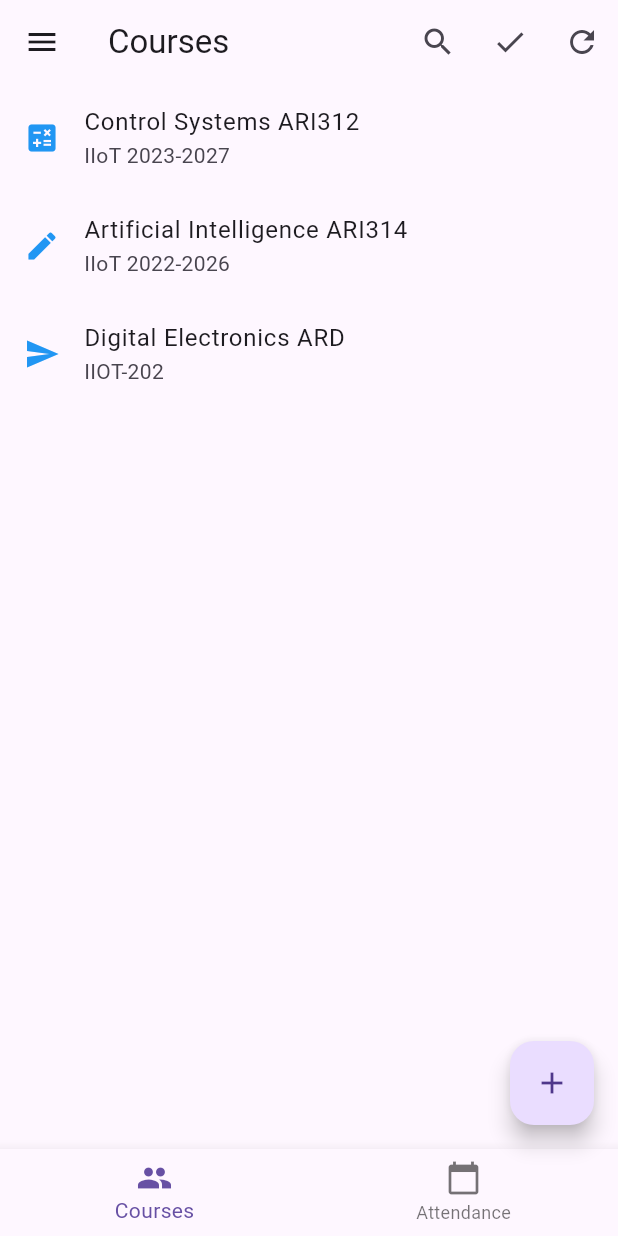
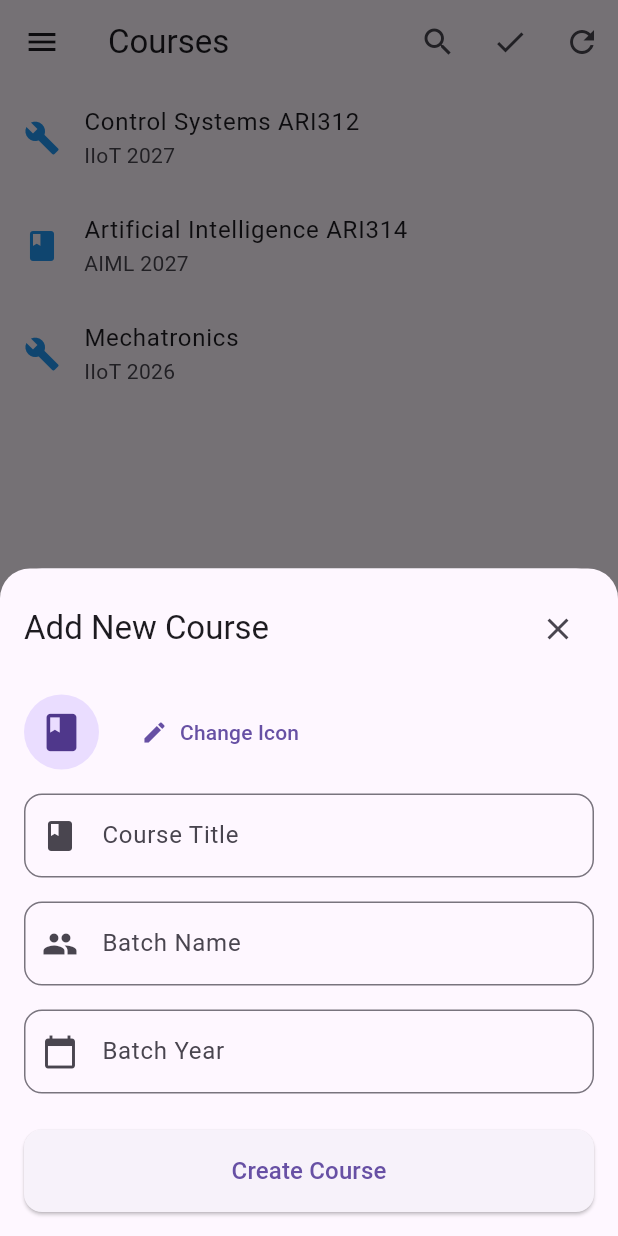
Before and after one commit to ShubhamDevPro/Smart_RollCall_Flutter, a Flutter app: the screen it shows after launch, after a tap on the "add" icon, on a phone screen of 412 x 824 dp. Run offline on Flutter 3.47's test engine with Material 3 defaults, Android fonts, the phone set to English and light mode, and no system bars; our stand-ins replace cloud_firestore, firebase_auth, firebase_core; accounts and stored records are empty.

Commit message:
modal added

```diff
--- a/lib/main.dart
+++ b/lib/main.dart
@@ -1,9 +1,8 @@
 import 'package:flutter/material.dart';
-import 'package:smart_roll_call_flutter/screens/AttendanceScreen.dart';
 import 'package:smart_roll_call_flutter/screens/homescreen.dart';
 
 void main() {
-  runApp(MyApp());
+  runApp(const MyApp());
 }
 
 class MyApp extends StatelessWidget {
--- a/lib/models/student.dart
+++ b/lib/models/student.dart
@@ -1,8 +1,22 @@
+import 'package:cloud_firestore/cloud_firestore.dart';
+
 class Student {
   final String name;
-  final String rollNumber;
+  final String enrollNumber;
   bool isPresent;
 
-  Student(
-      {required this.name, required this.rollNumber, this.isPresent = false});
+  Student({
+    required this.name,
+    required this.enrollNumber,
+    this.isPresent = false,
+  });
+
+  factory Student.fromFirestore(DocumentSnapshot doc) {
+    Map data = doc.data() as Map;
+    return Student(
+      name: data['name'] ?? '',
+      enrollNumber: data['enrollNumber'] ?? '',
+      isPresent: data['isPresent'] ?? false,
+    );
+  }
 }
--- a/lib/screens/AttendanceScreen.dart
+++ b/lib/screens/AttendanceScreen.dart
@@ -7,17 +7,17 @@ class AttendanceScreen extends StatefulWidget {
 
 class _AttendanceScreenState extends State<AttendanceScreen> {
   final List<Student> students = [
-    Student(name: 'Shubham Dev', rollNumber: '001'),
-    Student(name: 'Karan Bhatia', rollNumber: '002'),
-    Student(name: 'Chaitanya Gupta', rollNumber: '003'),
-    Student(name: 'Deepak Kumar', rollNumber: '004'),
-    Student(name: 'Avani Jain', rollNumber: '005'),
-    Student(name: 'Naveen Sharma', rollNumber: '006'),
-    Student(name: 'Harsh Thakur', rollNumber: '007'),
-    Student(name: 'Vasudev Sharma', rollNumber: '008'),
-    Student(name: 'Ayush Vishwakarma', rollNumber: '009'),
-    Student(name: 'Dhruv Srivastava', rollNumber: '010'),
-    Student(name: 'Shashikant Sharma', rollNumber: '011'),
+    Student(name: 'Shubham Dev', enrollNumber: '001', isPresent: false),
+    Student(name: 'Karan Bhatia', enrollNumber: '002', isPresent: false),
+    Student(name: 'Chaitanya Gupta', enrollNumber: '003', isPresent: false),
+    Student(name: 'Deepak Kumar', enrollNumber: '004', isPresent: false),
+    Student(name: 'Avani Jain', enrollNumber: '005', isPresent: false),
+    Student(name: 'Naveen Sharma', enrollNumber: '006', isPresent: false),
+    Student(name: 'Harsh Thakur', enrollNumber: '007', isPresent: false),
+    Student(name: 'Vasudev Sharma', enrollNumber: '008', isPresent: false),
+    Student(name: 'Ayush Vishwakarma', enrollNumber: '009', isPresent: false),
+    Student(name: 'Dhruv Srivastava', enrollNumber: '010', isPresent: false),
+    Student(name: 'Shashikant Sharma', enrollNumber: '011', isPresent: false),
   ];
 
   int presentCount = 0;
@@ -179,7 +179,7 @@ class _AttendanceScreenState extends State<AttendanceScreen> {
                     borderRadius: BorderRadius.circular(16),
                   ),
                 ),
-                child: Row(
+                child:const Row(
                   mainAxisAlignment: MainAxisAlignment.center,
                   children: const [
                     Icon(Icons.save_rounded),
@@ -274,7 +274,7 @@ class _StudentCardState extends State<StudentCard> {
           widget.student.name,
           style: const TextStyle(fontWeight: FontWeight.w500),
         ),
-        subtitle: Text('Roll No: ${widget.student.rollNumber}'),
+        subtitle: Text('Enrollment No: ${widget.student.enrollNumber}'),
         trailing: Transform.scale(
           scale: 1.2,
           child: Checkbox(
--- /dev/null
+++ b/lib/screens/CourseModal.dart
@@ -0,0 +1,200 @@
+import 'package:flutter/material.dart';
+
+class CourseModal extends StatefulWidget {
+  final Function(String title, String batchName, String batchYear, IconData iconData) onSave;
+  final String? initialTitle;
+  final String? initialBatchName;
+  final String? initialBatchYear;
+  final IconData? initialIcon;
+
+  const CourseModal({
+    super.key,
+    required this.onSave,
+    this.initialTitle,
+    this.initialBatchName,
+    this.initialBatchYear,
+    this.initialIcon,
+  });
+
+  @override
+  State<CourseModal> createState() => _CourseModalState();
+}
+
+class _CourseModalState extends State<CourseModal> {
+  late final titleController = TextEditingController(text: widget.initialTitle);
+  late final batchNameController = TextEditingController(text: widget.initialBatchName);
+  late final batchYearController = TextEditingController(text: widget.initialBatchYear);
+  late IconData selectedIcon = widget.initialIcon ?? Icons.book;
+
+  @override
+  Widget build(BuildContext context) {
+    return Container(
+      padding: EdgeInsets.only(
+        bottom: MediaQuery.of(context).viewInsets.bottom + 16,
+        left: 16,
+        right: 16,
+        top: 16,
+      ),
+      decoration: BoxDecoration(
+        color: Theme.of(context).scaffoldBackgroundColor,
+        borderRadius: const BorderRadius.vertical(top: Radius.circular(20)),
+      ),
+      child: Column(
+        mainAxisSize: MainAxisSize.min,
+        crossAxisAlignment: CrossAxisAlignment.stretch,
+        children: [
+          Row(
+            children: [
+              Text(
+                widget.initialTitle == null ? 'Add New Course' : 'Edit Course',
+                style: Theme.of(context).textTheme.titleLarge,
+              ),
+              const Spacer(),
+              IconButton(
+                onPressed: () => Navigator.pop(context),
+                icon: const Icon(Icons.close),
+              ),
+            ],
+          ),
+          const SizedBox(height: 20),
+          // Icon selector
+          Row(
+            children: [
+              CircleAvatar(
+                radius: 25,
+                child: Icon(selectedIcon, size: 30),
+              ),
+              const SizedBox(width: 16),
+              TextButton.icon(
+                onPressed: () => _showIconPicker(context),
+                icon: const Icon(Icons.edit),
+                label: const Text('Change Icon'),
+              ),
+            ],
+          ),
+          const SizedBox(height: 16),
+          TextField(
+            controller: titleController,
+            decoration: InputDecoration(
+              labelText: 'Course Title',
+              border: OutlineInputBorder(
+                borderRadius: BorderRadius.circular(12),
+              ),
+              prefixIcon: const Icon(Icons.book),
+            ),
+            textCapitalization: TextCapitalization.words,
+          ),
+          const SizedBox(height: 16),
+          TextField(
+            controller: batchNameController,
+            decoration: InputDecoration(
+              labelText: 'Batch Name',
+              border: OutlineInputBorder(
+                borderRadius: BorderRadius.circular(12),
+              ),
+              prefixIcon: const Icon(Icons.group),
+            ),
+            textCapitalization: TextCapitalization.words,
+          ),
+          const SizedBox(height: 16),
+          TextField(
+            controller: batchYearController,
+            decoration: InputDecoration(
+              labelText: 'Batch Year',
+              border: OutlineInputBorder(
+                borderRadius: BorderRadius.circular(12),
+              ),
+              prefixIcon: const Icon(Icons.calendar_today),
+            ),
+            keyboardType: TextInputType.number,
+          ),
+          const SizedBox(height: 24),
+          ElevatedButton(
+            onPressed: _validateAndSave,
+            style: ElevatedButton.styleFrom(
+              padding: const EdgeInsets.symmetric(vertical: 16),
+              shape: RoundedRectangleBorder(
+                borderRadius: BorderRadius.circular(12),
+              ),
+            ),
+            child: Text(
+              widget.initialTitle == null ? 'Create Course' : 'Update Course',
+              style: const TextStyle(fontSize: 16),
+            ),
+          ),
+        ],
+      ),
+    );
+  }
+
+  void _validateAndSave() {
+    if (titleController.text.isEmpty ||
+        batchNameController.text.isEmpty ||
+        batchYearController.text.isEmpty) {
+      ScaffoldMessenger.of(context).showSnackBar(
+        const SnackBar(
+          content: Text('Please fill in all fields'),
+          behavior: SnackBarBehavior.floating,
+        ),
+      );
+      return;
+    }
+
+    widget.onSave(
+      titleController.text,
+      batchNameController.text,
+      batchYearController.text,
+      selectedIcon,
+    );
+  }
+
+  void _showIconPicker(BuildContext context) {
+    final List<IconData> icons = [
+      Icons.build,    // wrench/tool icon
+      Icons.book,     // book icon
+    ];
+
+    showDialog(
+      context: context,
+      builder: (context) => AlertDialog(
+        title: const Text('Select Icon'),
+        content: Wrap(
+          spacing: 16,
+          runSpacing: 16,
+          children: icons.map((icon) => _buildIconOption(icon)).toList(),
+        ),
+        actions: [
+          TextButton(
+            onPressed: () => Navigator.pop(context),
+            child: const Text('Cancel'),
+          ),
+        ],
+      ),
+    );
+  }
+
+  Widget _buildIconOption(IconData icon) {
+    final isSelected = selectedIcon == icon;
+    return InkWell(
+      onTap: () {
+        setState(() => selectedIcon = icon);
+        Navigator.pop(context);
+      },
+      child: Container(
+        padding: const EdgeInsets.all(8),
+        decoration: BoxDecoration(
+          color: isSelected ? Theme.of(context).primaryColor.withOpacity(0.1) : null,
+          border: isSelected
+              ? Border.all(color: Theme.of(context).primaryColor)
+              : null,
+          borderRadius: BorderRadius.circular(8),
+        ),
+        child: Icon(
+          icon,
+          size: 30,
+          color: isSelected ? Theme.of(context).primaryColor : null,
+        ),
+      ),
+    );
+  }
+}
--- a/lib/screens/homescreen.dart
+++ b/lib/screens/homescreen.dart
@@ -1,19 +1,7 @@
 import 'package:flutter/material.dart';
 import 'package:smart_roll_call_flutter/screens/AttendanceScreen.dart';
 import 'package:smart_roll_call_flutter/screens/AttendanceHistory.dart';
-
-void main() {
-  runApp(MyApp());
-}
-
-class MyApp extends StatelessWidget {
-  @override
-  Widget build(BuildContext context) {
-    return MaterialApp(
-      home: MyHomePage(),
-    );
-  }
-}
+import 'package:smart_roll_call_flutter/screens/CourseModal.dart';
 
 class MyHomePage extends StatefulWidget {
   @override
@@ -23,19 +11,22 @@ class MyHomePage extends StatefulWidget {
 class _MyHomePageState extends State<MyHomePage> {
   List<Map<String, dynamic>> courses = [
     {
-      'icon': Icons.calculate,
+      'icon': Icons.build,
       'title': 'Control Systems ARI312',
-      'subtitle': 'IIoT 2023-2027',
+      'batchName': 'IIoT',
+      'batchYear': 2027,
     },
     {
-      'icon': Icons.edit,
+      'icon': Icons.book_rounded,
       'title': 'Artificial Intelligence ARI314',
-      'subtitle': 'IIoT 2022-2026',
+      'batchName': 'AIML',
+      'batchYear': 2027,
     },
     {
-      'icon': Icons.send,
-      'title': 'Digital Electronics ARD',
-      'subtitle': 'IIOT-202',
+      'icon': Icons.build,
+      'title': 'Mechatronics',
+      'batchName': 'IIoT',
+      'batchYear': 2026,
     },
   ];
 
@@ -70,19 +61,44 @@ class _MyHomePageState extends State<MyHomePage> {
             context: context,
             icon: courses[index]['icon'],
             title: courses[index]['title'],
-            subtitle: courses[index]['subtitle'],
+            batchName: courses[index]['batchName'],
+            batchYear: courses[index]['batchYear'],
             index: index,
           );
         },
       ),
       floatingActionButton: FloatingActionButton(
-        onPressed: () {}, // No action needed for now
-        child: Icon(Icons.add),
+        onPressed: () {
+          showModalBottomSheet(
+            context: context,
+            isScrollControlled: true,
+            builder: (context) => CourseModal(
+              onSave: (title, batchName, batchYear, iconData) {
+                setState(() {
+                  courses.add({
+                    'icon': iconData,
+                    'title': title,
+                    'batchName': batchName,
+                    'batchYear': int.parse(batchYear),
+                  });
+                });
+                Navigator.pop(context);
+                ScaffoldMessenger.of(context).showSnackBar(
+                  SnackBar(
+                    content: Text('Course "$title" added successfully'),
+                    behavior: SnackBarBehavior.floating,
+                  ),
+                );
+              },
+            ),
+          );
+        },
+        child: const Icon(Icons.add),
       ),
       bottomNavigationBar: BottomNavigationBar(
         currentIndex: 0, // Currently selected index
         onTap: (index) {}, // No action needed for now
-        items: [
+        items: const [
           BottomNavigationBarItem(
             icon: Icon(Icons.group),
             label: 'Courses',
@@ -100,13 +116,13 @@ class _MyHomePageState extends State<MyHomePage> {
     required BuildContext context,
     required IconData icon,
     required String title,
-    required String subtitle,
+    required String batchName,
+    required int batchYear,
     required int index,
   }) {
     return Dismissible(
-      key: Key(title), // Using title as unique key
+      key: Key(title),
       confirmDismiss: (direction) async {
-        // Show confirmation dialog
         return await showDialog(
           context: context,
           builder: (BuildContext context) {
@@ -120,19 +136,14 @@ class _MyHomePageState extends State<MyHomePage> {
                 ),
                 TextButton(
                   onPressed: () => Navigator.of(context).pop(true),
-                  child: const Text(
-                    'Delete',
-                    style: TextStyle(color: Colors.red),
-                  ),
+                  child: const Text('Delete', style: TextStyle(color: Colors.red)),
                 ),
               ],
             );
           },
         );
       },
-      onDismissed: (direction) {
-        onDismissed(index);
-      },
+      onDismissed: (direction) => onDismissed(index),
       background: Container(
         color: Colors.red,
         child: const Align(
@@ -146,63 +157,30 @@ class _MyHomePageState extends State<MyHomePage> {
       child: ListTile(
         leading: Icon(icon, color: Colors.blue),
         title: Text(title),
-        subtitle: Text(subtitle),
+        subtitle: Text('$batchName $batchYear'),
         onTap: () => _showCourseOptions(context, title),
-        onLongPress: () => _showEditDialog(context, title, subtitle, index),
-      ),
-    );
-  }
-
-  void _showEditDialog(BuildContext context, String currentTitle, String currentSubtitle, int index) {
-    final titleController = TextEditingController(text: currentTitle);
-    final subtitleController = TextEditingController(text: currentSubtitle);
-
-    showDialog(
-      context: context,
-      builder: (context) => AlertDialog(
-        title: const Text('Edit Course'),
-        content: Column(
-          mainAxisSize: MainAxisSize.min,
-          children: [
-            TextField(
-              controller: titleController,
-              decoration: const InputDecoration(
-                labelText: 'Course Title',
-                border: OutlineInputBorder(),
-              ),
+        onLongPress: () {
+          showModalBottomSheet(
+            context: context,
+            isScrollControlled: true,
+            builder: (context) => CourseModal(
+              initialTitle: title,
+              initialBatchName: batchName,
+              initialBatchYear: batchYear.toString(),
+              initialIcon: courses[index]['icon'],
+              onSave: (title, batchName, batchYear, iconData) {
+                setState(() {
+                  courses[index] = {
+                    'icon': iconData,
+                    'title': title,
+                    'batchName': batchName,
+                    'batchYear': int.parse(batchYear),
+                  };
+                });
+              },
             ),
-            const SizedBox(height: 16),
-            TextField(
-              controller: subtitleController,
-              decoration: const InputDecoration(
-                labelText: 'Course Subtitle',
-                border: OutlineInputBorder(),
-              ),
-            ),
-          ],
-        ),
-        actions: [
-          TextButton(
-            onPressed: () => Navigator.of(context).pop(),
-            child: const Text('Cancel'),
-          ),
-          TextButton(
-            onPressed: () {
-              setState(() {
-                courses[index] = {
-                  'icon': courses[index]['icon'],
-                  'title': titleController.text,
-                  'subtitle': subtitleController.text,
-                };
-              });
-              Navigator.of(context).pop();
-              ScaffoldMessenger.of(context).showSnackBar(
-                const SnackBar(content: Text('Course updated successfully')),
-              );
-            },
-            child: const Text('Save'),
-          ),
-        ],
+          );
+        },
       ),
     );
   }
--- a/pubspec.yaml
+++ b/pubspec.yaml
@@ -2,7 +2,7 @@ name: smart_roll_call_flutter
 description: "Attendance Management System"
 # The following line prevents the package from being accidentally published to
 # pub.dev using `flutter pub publish`. This is preferred for private packages.
-publish_to: 'none' # Remove this line if you wish to publish to pub.dev
+publish_to: "none" # Remove this line if you wish to publish to pub.dev
 
 # The following defines the version and build number for your application.
 # A version number is three numbers separated by dots, like 1.2.43
@@ -31,6 +31,8 @@ dependencies:
   flutter:
     sdk: flutter
   firebase_core: ^3.6.0
+  cloud_firestore: ^5.4.4
+  firebase_auth: ^5.3.1
 
   # The following adds the Cupertino Icons font to your application.
   # Use with the CupertinoIcons class for iOS style icons.
@@ -48,7 +50,6 @@ dependencies:
 
 # The following section is specific to Flutter packages.
 flutter:
-
   # The following line ensures that the Material Icons font is
   # included with your application, so that you can use the icons in
   # the material Icons class.
```
Also changed, not shown: lib/screens/batch_screen.dart (added, +41 -0 lines), lib/services/firestore_service.dart (added, +52 -0 lines), pubspec.lock.
